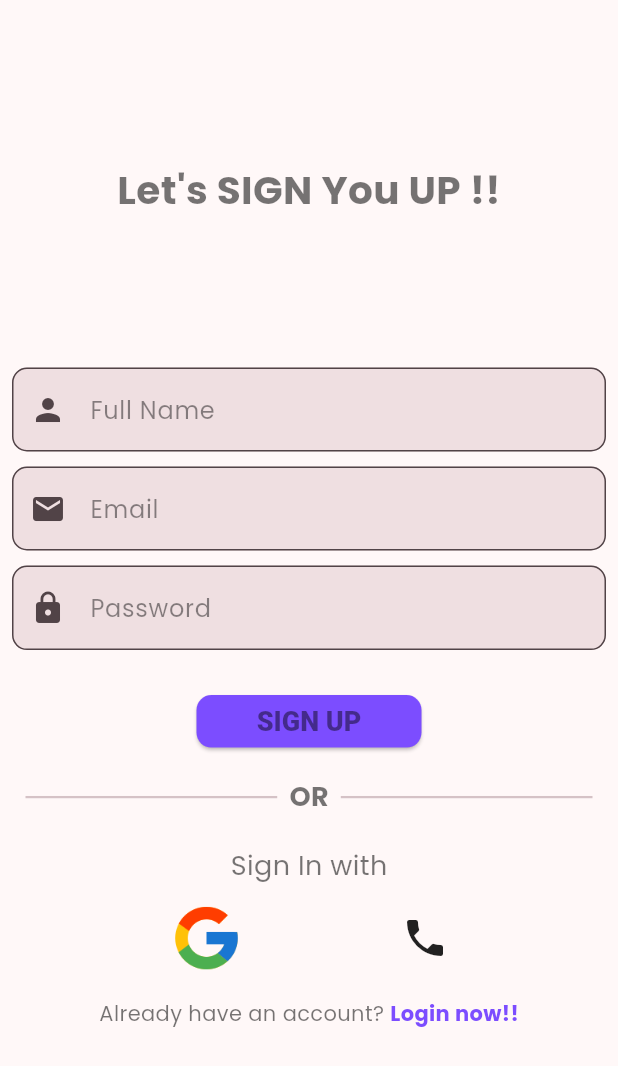
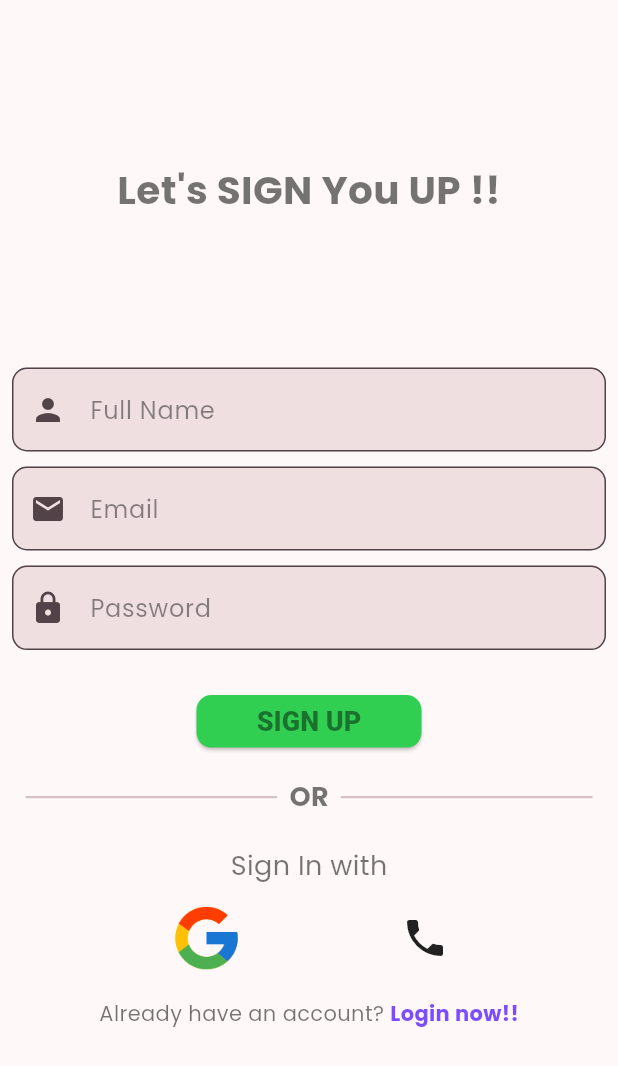
Before and after one commit to RahulShakya7/D-corView, a Flutter app: the screen it shows after launch, after a tap on "Sign Up now!!", on a phone screen of 412 x 824 dp. Shown: the top 1066 px of the screen. Run offline on Flutter 3.47's test engine with Material 3 defaults, Android fonts, the phone set to English and light mode, and no system bars; our stand-ins replace another_flutter_splash_screen, cloud_firestore, csc_picker, firebase_auth, firebase_core, firebase_storage and 5 more; missing offline and left inert: flutter_facebook_auth, flutter_stripe, model_viewer_plus; accounts and stored records are empty.

```diff
--- a/lib/Views/CheckOut.dart
+++ b/lib/Views/CheckOut.dart
@@ -9,7 +9,7 @@ import 'package:slide_to_act/slide_to_act.dart';
 import '../Widgets/TextField.dart';
 
 class Checkout extends StatefulWidget {
-  const Checkout({Key? key}) : super(key: key);
+  const Checkout({super.key});
 
   @override
   State<Checkout> createState() => _CheckoutState();
@@ -25,7 +25,7 @@ class _CheckoutState extends State<Checkout> {
   void initState() {
     super.initState();
     if (buyNow == true) {
-      print('args total price ${args[1]}');
+      // print('args total price ${args[1]}');
       cart.totalAmount.value = double.parse(args[1].toString());
     }
   }
@@ -46,7 +46,6 @@ class _CheckoutState extends State<Checkout> {
           child: SingleChildScrollView(
             child: Padding(
               padding: const EdgeInsets.all(8.0),
-              child: Container(
               child: Column(
                 children: [
                   CustomTextField(
@@ -233,7 +232,6 @@ class _CheckoutState extends State<Checkout> {
           ),
         ),
       ),
-      ),
     );
   }
 }
--- a/lib/Views/Login.dart
+++ b/lib/Views/Login.dart
@@ -8,7 +8,7 @@ import 'package:get/get.dart';
 import 'ResetPassword.dart';
 
 class Login extends StatefulWidget {
-  const Login({Key? key}) : super(key: key);
+  const Login({super.key});
 
   @override
   State<Login> createState() => _LoginState();
@@ -174,7 +174,8 @@ class _LoginState extends State<Login> {
                               },
                               child: SizedBox(
                                   height: 50,
-                                  child: Image.asset('images/google.png')),
+                                  child:
+                                      Image.asset('assets/images/google.png')),
                             ),
                             // InkWell(
                             //     onTap: (){
--- a/lib/Views/ProductPageCategoryWise.dart
+++ b/lib/Views/ProductPageCategoryWise.dart
@@ -81,7 +81,7 @@ class _ProductPageCategoryWiseState extends State<ProductPageCategoryWise> {
                           mainAxisAlignment: MainAxisAlignment.start,
                           crossAxisAlignment: CrossAxisAlignment.center,
                           children: [
-                            Container(
+                            SizedBox(
                                 height: 110,
                                 width: 110,
                                 child: Image.network(prods[index]['imageUrl'])
--- a/lib/Views/SignUp.dart
+++ b/lib/Views/SignUp.dart
@@ -7,7 +7,7 @@ import 'package:get/get.dart';
 import 'SignUpWithPhone.dart';
 
 class SignUp extends StatefulWidget {
-  const SignUp({Key? key}) : super(key: key);
+  const SignUp({super.key});
 
   @override
   State<SignUp> createState() => _SignUpState();
@@ -176,7 +176,8 @@ class _SignUpState extends State<SignUp> {
                               },
                               child: SizedBox(
                                   height: 50,
-                                  child: Image.asset('images/google.png')),
+                                  child:
+                                      Image.asset('assets/images/google.png')),
                             ),
                             InkWell(
                               onTap: () {
--- a/lib/Views/cartPage.dart
+++ b/lib/Views/cartPage.dart
@@ -6,7 +6,7 @@ import 'package:get/get.dart';
 import '../Controller/CartController.dart';
 
 class Cart extends StatefulWidget {
-  const Cart({Key? key}) : super(key: key);
+  const Cart({super.key});
 
   @override
   State<Cart> createState() => _CartState();
@@ -52,7 +52,7 @@ class _CartState extends State<Cart> {
               padding: const EdgeInsets.only(top: 28.0),
               child: Column(
                 children: [
-                  Center(child: Image.asset('images/noOrders.png')),
+                  Center(child: Image.asset('assets/images/noOrders.png')),
                   const SizedBox(
                     height: 50,
                   ),
@@ -88,7 +88,7 @@ class _CartState extends State<Cart> {
                             setState(() {
                               cart.totalAmount.value = cart.totalAmount.value -
                                   double.parse(linePrice[index].text);
-                              print(linePrice[index].text);
+                              // print(linePrice[index].text);
                               linePrice.remove(linePrice[index]);
                               cart.quantity.remove(cart.quantity[index]);
                               cart.cartList.removeAt(index);
--- a/lib/Widgets/Constants.dart
+++ b/lib/Widgets/Constants.dart
@@ -1,40 +1,36 @@
 import 'package:flutter/material.dart';
 import 'package:google_fonts/google_fonts.dart';
+
 //
 // const primaryColor = Color(0xFF2697FF);
 // const secondaryColor = Color(0xFF0B0B10);
 // const bgColor = Color(0xFFE8E8E8);
 // const textColor=Color(0xFF090909);
-const lightThemeColor=Colors.black45;
-const darkThemeColor=Colors.white70;
+const lightThemeColor = Colors.black45;
+const darkThemeColor = Color.fromARGB(179, 247, 247, 247);
 const defaultPadding = 12.0;
-const kCompleted='Completed';
-const kProcessing='Processing';
-const kCancelled='Cancelled';
-
+const kCompleted = 'Completed';
+const kProcessing = 'Processing';
+const kCancelled = 'Cancelled';
 
 ThemeData darkTheme = ThemeData(
-
-    backgroundColor: Colors.black45,
+    // backgroundColor: Colors.black45,
     textTheme: GoogleFonts.poppinsTextTheme().apply(
-      displayColor:darkThemeColor,
+      displayColor: darkThemeColor,
       bodyColor: Colors.white,
     ),
     hintColor: darkThemeColor,
     inputDecorationTheme: InputDecorationTheme(
       iconColor: darkThemeColor,
-      focusedBorder:OutlineInputBorder(
+      focusedBorder: OutlineInputBorder(
         borderSide: const BorderSide(color: darkThemeColor, width: 1.0),
         borderRadius: BorderRadius.circular(20.0),
       ),
       border: const OutlineInputBorder(),
       labelStyle: const TextStyle(
-        color:darkThemeColor,
-
-      ),),
-
-
-
+        color: darkThemeColor,
+      ),
+    ),
     focusColor: Colors.white,
     brightness: Brightness.dark,
     textSelectionTheme: const TextSelectionThemeData(
@@ -44,28 +40,28 @@ ThemeData darkTheme = ThemeData(
     ),
     elevatedButtonTheme: ElevatedButtonThemeData(
         style: ButtonStyle(
-          shape:MaterialStateProperty.all<OutlinedBorder>(const RoundedRectangleBorder(
-            borderRadius: BorderRadius.all(Radius.circular(10)),
-
-          ),),
-
-          backgroundColor: MaterialStateProperty.all<Color>(Colors.purpleAccent),
-          textStyle:  MaterialStateProperty.all<TextStyle>(const TextStyle(color: Colors.black,fontWeight: FontWeight.bold,
-          )),
-        )
-    )
-);
+      shape: MaterialStateProperty.all<OutlinedBorder>(
+        const RoundedRectangleBorder(
+          borderRadius: BorderRadius.all(Radius.circular(10)),
+        ),
+      ),
+      backgroundColor: MaterialStateProperty.all<Color>(
+        const Color.fromARGB(255, 95, 228, 124),
+      ),
+      textStyle: MaterialStateProperty.all<TextStyle>(const TextStyle(
+        color: Colors.black,
+        fontWeight: FontWeight.bold,
+      )),
+    )));
 
 ThemeData lightTheme = ThemeData(
     appBarTheme: const AppBarTheme(
-      color: Colors.deepPurpleAccent,
+      color: Color.fromARGB(255, 48, 207, 82),
       centerTitle: true,
-
     ),
     textTheme: GoogleFonts.poppinsTextTheme().apply(
       displayColor: Colors.black54,
       bodyColor: Colors.black54,
-
     ),
     colorScheme: ColorScheme.fromSeed(
       seedColor: lightThemeColor,
@@ -74,27 +70,25 @@ ThemeData lightTheme = ThemeData(
     hintColor: lightThemeColor,
     inputDecorationTheme: InputDecorationTheme(
       iconColor: lightThemeColor,
-      focusedBorder:OutlineInputBorder(
+      focusedBorder: OutlineInputBorder(
         borderSide: const BorderSide(color: lightThemeColor, width: 1.0),
         borderRadius: BorderRadius.circular(20.0),
       ),
       border: const OutlineInputBorder(),
       labelStyle: const TextStyle(
-        color:lightThemeColor,
-
-      ),),
-
+        color: lightThemeColor,
+      ),
+    ),
     brightness: Brightness.light,
-
     elevatedButtonTheme: ElevatedButtonThemeData(
         style: ButtonStyle(
-          shape:MaterialStateProperty.all<OutlinedBorder>(const RoundedRectangleBorder(
-            borderRadius: BorderRadius.all(Radius.circular(10)),
-
-          ),),
-
-          backgroundColor: MaterialStateProperty.all<Color>(Colors.deepPurpleAccent),
-          textStyle:  MaterialStateProperty.all<TextStyle>(const TextStyle(color: Colors.black,fontWeight: FontWeight.bold)),
-        )
-    )
-);
+      shape: MaterialStateProperty.all<OutlinedBorder>(
+        const RoundedRectangleBorder(
+          borderRadius: BorderRadius.all(Radius.circular(10)),
+        ),
+      ),
+      backgroundColor: MaterialStateProperty.all<Color>(
+          const Color.fromARGB(255, 48, 207, 82)),
+      textStyle: MaterialStateProperty.all<TextStyle>(
+          const TextStyle(color: Colors.black, fontWeight: FontWeight.bold)),
+    )));
--- /dev/null
+++ b/lib/Widgets/SplashScreen.dart
@@ -0,0 +1,58 @@
+import 'package:another_flutter_splash_screen/another_flutter_splash_screen.dart';
+import 'package:firebase_auth/firebase_auth.dart';
+import 'package:flutter/material.dart';
+import 'package:fyp/Views/Login.dart';
+import 'package:fyp/Views/MainPage.dart';
+
+class SplashScreen extends StatelessWidget {
+  const SplashScreen({super.key});
+
+  void navigateToNextScreen(BuildContext context) {
+    if (FirebaseAuth.instance.currentUser == null) {
+      Navigator.pushReplacement(
+        context,
+        MaterialPageRoute(builder: (context) => const Login()),
+      );
+    } else {
+      Navigator.pushReplacement(
+        context,
+        MaterialPageRoute(builder: (context) => const MainPage()),
+      );
+    }
+  }
+
+  @override
+  Widget build(BuildContext context) {
+    return Stack(
+      children: [
+        FlutterSplashScreen.fadeIn(
+          backgroundColor: Colors.white,
+          onInit: () {
+            debugPrint("On Init");
+          },
+          onEnd: () {
+            debugPrint("On End");
+            navigateToNextScreen(context); // Call the function here
+          },
+          childWidget: SizedBox(
+            height: 200,
+            width: 200,
+            child: Image.asset("assets/logos/decorviewlogo.png"),
+          ),
+          onAnimationEnd: () {
+            navigateToNextScreen(
+                context); // Also call the function here to be sure
+          },
+        ),
+        Align(
+          alignment: Alignment.bottomCenter,
+          child: Container(
+            width: double.infinity,
+            padding: const EdgeInsets.symmetric(horizontal: 16.0),
+            child: const LinearProgressIndicator(),
+          ),
+        ),
+      ],
+    );
+  }
+}
--- a/lib/main.dart
+++ b/lib/main.dart
@@ -1,46 +1,33 @@
-import 'package:firebase_auth/firebase_auth.dart';
 import 'package:firebase_core/firebase_core.dart';
 import 'package:flutter/material.dart';
 import 'package:flutter_stripe/flutter_stripe.dart';
 import 'package:fyp/Bindings/binding.dart';
-import 'package:fyp/Views/MainPage.dart';
+import 'package:fyp/Widgets/SplashScreen.dart';
 import 'package:get/get.dart';
 
-import 'Views/Login.dart';
 import 'Widgets/Constants.dart';
 
 void main() async {
   WidgetsFlutterBinding.ensureInitialized();
   await Firebase.initializeApp();
   Stripe.publishableKey = '<YOUR STRIPE SECRET PUBLISHABLE KEY HERE>';
-  runApp(GetMaterialApp(
-    home: FirebaseAuth.instance.currentUser == null
-        ? const Login()
-        : const MainPage(),
-    debugShowCheckedModeBanner: false,
-    theme: lightTheme,
-    initialBinding: defaultBinding(),
-    darkTheme: darkTheme,
-    themeMode: ThemeMode.system,
-    defaultTransition: Transition.leftToRightWithFade,
-  ));
+
+  runApp(const MyApp());
 }
 
+class MyApp extends StatelessWidget {
+  const MyApp({super.key});
 
-
-
-
-
-
-
-
-
-
-
-
-
-
-
-
-
-// pk_test_51InumCJNs8MZJzppfyR24EbzNugzhhMjQuLFFgbPVLFeSm7DUNnuNZfspNa4HaGmssA13mP39eH7EkbgqznSAbCd00AdfaFS6x
+  @override
+  Widget build(BuildContext context) {
+    return GetMaterialApp(
+      debugShowCheckedModeBanner: false,
+      home: const SplashScreen(),
+      theme: lightTheme,
+      initialBinding: defaultBinding(),
+      darkTheme: darkTheme,
+      themeMode: ThemeMode.system,
+      defaultTransition: Transition.leftToRightWithFade,
+    );
+  }
+}
```
Also changed, not shown: lib/Views/AllProducts.dart (+4 -3 lines), lib/Views/MainPage.dart (+24 -21 lines), lib/Views/ProductDetailsPage.dart (+32 -31 lines), lib/Views/profile_screen.dart (+44 -34 lines), pubspec.yaml (+7 -1 lines), assets/images/emptycart.png (renamed from images/emptycart.png), assets/images/fb.png (renamed from images/fb.png), assets/images/google.png (renamed from images/google.png), assets/images/noOrders.png (renamed from images/noOrders.png), assets/logos/decorviewlogo.png (added), pubspec.lock. Lines whose indentation alone changed are shown as unchanged.
